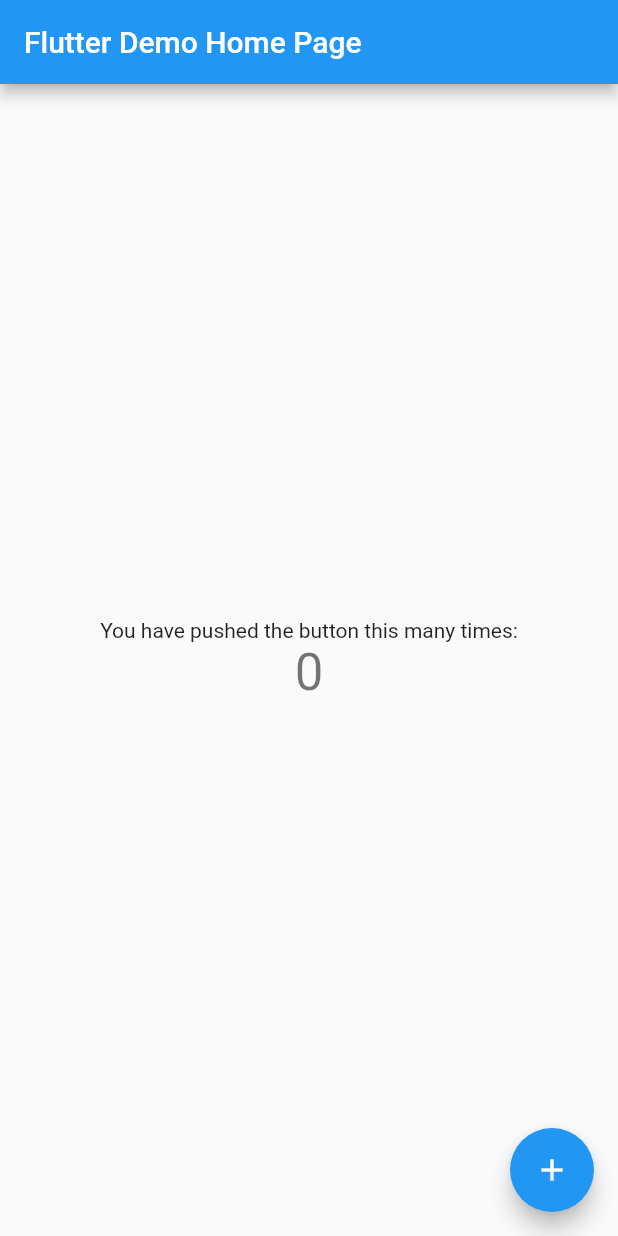
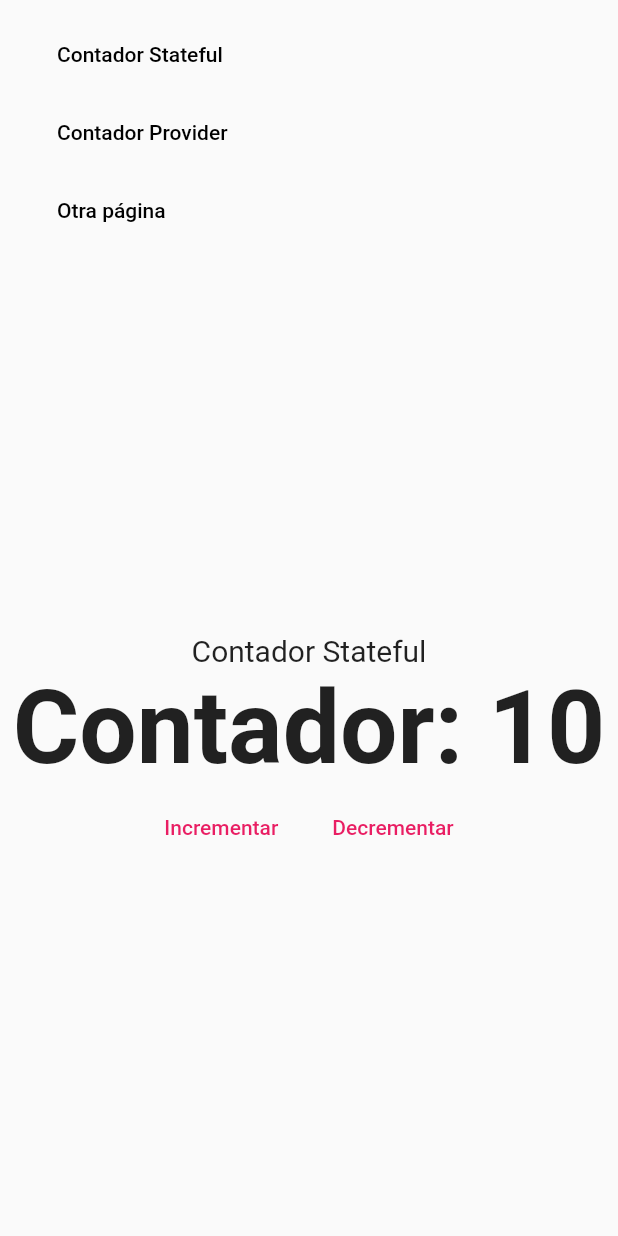
Before and after one commit to NicolasSebastianEstigarribia/FlutterWEB, a Flutter app: the screen it shows after launch, on a phone screen of 412 x 824 dp. Run offline on Flutter 3.47's test engine with Material 2 defaults, Android fonts, the phone set to English and light mode, and no system bars; our stand-ins replace get_it.

Commit message:
Add Navigation / 404 Page

```diff
--- /dev/null
+++ b/lib/locator.dart
@@ -0,0 +1,9 @@
+import 'package:get_it/get_it.dart';
+import 'package:flutter_web/services/navigation_service.dart';
+
+GetIt locator = GetIt.instance;
+
+
+void setupLocator() {
+  locator.registerLazySingleton(() => NavigationService());
+}
--- a/lib/main.dart
+++ b/lib/main.dart
@@ -1,115 +1,28 @@
+import 'package:flutter_web/locator.dart';
 import 'package:flutter/material.dart';
+import 'package:flutter_web/router/route_generator.dart';
+import 'package:flutter_web/ui/layout/main_layout_page.dart';
 
+import 'package:flutter_web/services/navigation_service.dart';
 void main() {
-  runApp(const MyApp());
+  setupLocator();
+  runApp(MyApp());
 }
 
 class MyApp extends StatelessWidget {
-  const MyApp({Key? key}) : super(key: key);
-
-  // This widget is the root of your application.
   @override
   Widget build(BuildContext context) {
     return MaterialApp(
-      title: 'Flutter Demo',
-      theme: ThemeData(
-        // This is the theme of your application.
-        //
-        // Try running your application with "flutter run". You'll see the
-        // application has a blue toolbar. Then, without quitting the app, try
-        // changing the primarySwatch below to Colors.green and then invoke
-        // "hot reload" (press "r" in the console where you ran "flutter run",
-        // or simply save your changes to "hot reload" in a Flutter IDE).
-        // Notice that the counter didn't reset back to zero; the application
-        // is not restarted.
-        primarySwatch: Colors.blue,
-      ),
-      home: const MyHomePage(title: 'Flutter Demo Home Page'),
+      debugShowCheckedModeBanner: false,
+      title: 'RutasApp',
+      initialRoute: '/stateful',
+      onGenerateRoute: RouteGenerator.generateRoute,
+      navigatorKey: locator<NavigationService>().navigatorKey,
+      builder: ( _, child ) {
+        return MainLayoutPage(
+          child: child ?? Container(),
+        );
+      },
     );
   }
 }
-
-class MyHomePage extends StatefulWidget {
-  const MyHomePage({Key? key, required this.title}) : super(key: key);
-
-  // This widget is the home page of your application. It is stateful, meaning
-  // that it has a State object (defined below) that contains fields that affect
-  // how it looks.
-
-  // This class is the configuration for the state. It holds the values (in this
-  // case the title) provided by the parent (in this case the App widget) and
-  // used by the build method of the State. Fields in a Widget subclass are
-  // always marked "final".
-
-  final String title;
-
-  @override
-  State<MyHomePage> createState() => _MyHomePageState();
-}
-
-class _MyHomePageState extends State<MyHomePage> {
-  int _counter = 0;
-
-  void _incrementCounter() {
-    setState(() {
-      // This call to setState tells the Flutter framework that something has
-      // changed in this State, which causes it to rerun the build method below
-      // so that the display can reflect the updated values. If we changed
-      // _counter without calling setState(), then the build method would not be
-      // called again, and so nothing would appear to happen.
-      _counter++;
-    });
-  }
-
-  @override
-  Widget build(BuildContext context) {
-    // This method is rerun every time setState is called, for instance as done
-    // by the _incrementCounter method above.
-    //
-    // The Flutter framework has been optimized to make rerunning build methods
-    // fast, so that you can just rebuild anything that needs updating rather
-    // than having to individually change instances of widgets.
-    return Scaffold(
-      appBar: AppBar(
-        // Here we take the value from the MyHomePage object that was created by
-        // the App.build method, and use it to set our appbar title.
-        title: Text(widget.title),
-      ),
-      body: Center(
-        // Center is a layout widget. It takes a single child and positions it
-        // in the middle of the parent.
-        child: Column(
-          // Column is also a layout widget. It takes a list of children and
-          // arranges them vertically. By default, it sizes itself to fit its
-          // children horizontally, and tries to be as tall as its parent.
-          //
-          // Invoke "debug painting" (press "p" in the console, choose the
-          // "Toggle Debug Paint" action from the Flutter Inspector in Android
-          // Studio, or the "Toggle Debug Paint" command in Visual Studio Code)
-          // to see the wireframe for each widget.
-          //
-          // Column has various properties to control how it sizes itself and
-          // how it positions its children. Here we use mainAxisAlignment to
-          // center the children vertically; the main axis here is the vertical
-          // axis because Columns are vertical (the cross axis would be
-          // horizontal).
-          mainAxisAlignment: MainAxisAlignment.center,
-          children: <Widget>[
-            const Text(
-              'You have pushed the button this many times:',
-            ),
-            Text(
-              '$_counter',
-              style: Theme.of(context).textTheme.headline4,
-            ),
-          ],
-        ),
-      ),
-      floatingActionButton: FloatingActionButton(
-        onPressed: _incrementCounter,
-        tooltip: 'Increment',
-        child: const Icon(Icons.add),
-      ), // This trailing comma makes auto-formatting nicer for build methods.
-    );
-  }
-}
--- /dev/null
+++ b/lib/router/route_generator.dart
@@ -0,0 +1,46 @@
+import 'package:flutter/cupertino.dart';
+
+import 'package:flutter_web/ui/views/counter_provider_view.dart';
+import 'package:flutter_web/ui/views/counter_view.dart';
+import 'package:flutter_web/ui/views/view_404.dart';
+
+import 'package:flutter/foundation.dart' show kIsWeb;
+
+
+
+class RouteGenerator {
+
+  static Route<dynamic> generateRoute( RouteSettings settings ) {
+
+    switch( settings.name ) {
+
+      case '/stateful':
+        return _fadeRoute( CounterView(), '/stateful' );
+
+      case '/provider':
+        return _fadeRoute( CounterProviderView(), '/provider' );
+
+      default:
+        return _fadeRoute( View404(), '/404' );
+    }
+  }
+
+  static PageRoute _fadeRoute( Widget child, String routeName ) {
+
+
+    return PageRouteBuilder(
+      settings: RouteSettings(name:  routeName ),
+      pageBuilder: ( _, __, ___ ) => child,
+      transitionDuration: Duration( milliseconds: 200 ),
+      transitionsBuilder: ( _, animation, __, ___ ) =>
+        (kIsWeb)
+        ? FadeTransition(
+            opacity: animation,
+            child: child,
+          )
+        : CupertinoPageTransition(primaryRouteAnimation: animation, secondaryRouteAnimation: __, child: child, linearTransition: true)
+    );
+
+  }
+
+}
--- /dev/null
+++ b/lib/services/navigation_service.dart
@@ -0,0 +1,16 @@
+import 'package:flutter/material.dart';
+
+
+class NavigationService {
+
+  final GlobalKey<NavigatorState> navigatorKey = GlobalKey<NavigatorState>();
+
+  Future navigateTo( String routeName ) {
+    return navigatorKey.currentState!.pushNamed( routeName );
+  }
+
+  void goBack( String routeName ) {
+    return navigatorKey.currentState!.pop();
+  }
+
+}
--- /dev/null
+++ b/lib/ui/layout/main_layout_page.dart
@@ -0,0 +1,28 @@
+import 'package:flutter_web/ui/shared/custom_app_menu.dart';
+import 'package:flutter/material.dart';
+
+class MainLayoutPage extends StatelessWidget {
+
+  final Widget child;
+
+  const MainLayoutPage({
+    Key? key,
+    required this.child
+  }) : super(key: key);
+
+  @override
+  Widget build(BuildContext context) {
+    return Scaffold(
+      body: Center(
+        child: Column(
+          children: [
+            CustomAppMenu(),
+            Spacer(),
+            Expanded(child: child),
+            Spacer(),
+          ],
+        ),
+      ),
+    );
+  }
+}
--- /dev/null
+++ b/lib/ui/shared/custom_app_menu.dart
@@ -0,0 +1,92 @@
+import 'package:flutter_web/services/navigation_service.dart';
+import 'package:flutter_web/ui/shared/custom_flat_button.dart';
+import 'package:flutter/material.dart';
+
+import '../../locator.dart';
+
+class CustomAppMenu extends StatelessWidget {
+  @override
+  Widget build(BuildContext context) {
+
+    return LayoutBuilder(
+      builder: ( _ , constraints ) =>
+        ( constraints.maxWidth > 520 )
+                ? _TableDesktopMenu()
+                : _MobileMenu()
+    );
+
+  }
+}
+
+class _TableDesktopMenu extends StatelessWidget {
+
+  @override
+  Widget build(BuildContext context) {
+    return Container(
+      padding: EdgeInsets.symmetric( horizontal: 20, vertical: 10 ),
+      width: double.infinity,
+      child: Row(
+        children: [
+          CustomFlatButton(
+            text: 'Contador Stateful',
+            // onPressed: () => Navigator.pushNamed(context, '/stateful'),
+            onPressed: () => locator<NavigationService>().navigateTo('/stateful'),
+            color: Colors.black,
+          ),
+
+          SizedBox( width: 10 ),
+          CustomFlatButton(
+            text: 'Contador Provider',
+            onPressed: () => locator<NavigationService>().navigateTo('/provider'),
+            color: Colors.black,
+          ),
+
+          SizedBox( width: 10 ),
+          CustomFlatButton(
+            text: 'Otra página',
+            onPressed: () => locator<NavigationService>().navigateTo('/abc123'),
+            color: Colors.black,
+          ),
+        ],
+      ),
+    );
+  }
+}
+
+
+
+class _MobileMenu extends StatelessWidget {
+
+  @override
+  Widget build(BuildContext context) {
+    return Container(
+      padding: EdgeInsets.symmetric( horizontal: 20, vertical: 10 ),
+      width: double.infinity,
+      child: Column(
+        crossAxisAlignment: CrossAxisAlignment.start,
+        children: [
+          CustomFlatButton(
+            text: 'Contador Stateful',
+            // onPressed: () => Navigator.pushNamed(context, '/stateful'),
+            onPressed: () => locator<NavigationService>().navigateTo('/stateful'),
+            color: Colors.black,
+          ),
+
+          SizedBox( width: 10 ),
+          CustomFlatButton(
+            text: 'Contador Provider',
+            onPressed: () => locator<NavigationService>().navigateTo('/provider'),
+            color: Colors.black,
+          ),
+
+          SizedBox( width: 10 ),
+          CustomFlatButton(
+            text: 'Otra página',
+            onPressed: () => locator<NavigationService>().navigateTo('/abc123'),
+            color: Colors.black,
+          ),
+        ],
+      ),
+    );
+  }
+}
--- /dev/null
+++ b/lib/ui/shared/custom_flat_button.dart
@@ -0,0 +1,29 @@
+import 'package:flutter/material.dart';
+
+class CustomFlatButton extends StatelessWidget {
+
+  final String text;
+  final Color color;
+  final Function onPressed;
+
+  const CustomFlatButton({
+    Key? key,
+    required this.text,
+    required this.onPressed,
+    this.color = Colors.pink,
+  }) : super(key: key);
+
+  @override
+  Widget build(BuildContext context) {
+    return TextButton(
+      style: TextButton.styleFrom(
+        primary: color
+      ),
+      onPressed: () => onPressed(),
+      child: Padding(
+        padding: const EdgeInsets.all(10.0),
+        child: Text( text ),
+      )
+    );
+  }
+}
--- /dev/null
+++ b/lib/ui/views/counter_view.dart
@@ -0,0 +1,51 @@
+import 'package:flutter/material.dart';
+import 'package:flutter_web/ui/shared/custom_flat_button.dart';
+
+
+class CounterView extends StatefulWidget {
+  @override
+  _CounterViewState createState() => _CounterViewState();
+}
+
+class _CounterViewState extends State<CounterView> {
+
+  int counter = 10;
+
+  @override
+  Widget build(BuildContext context) {
+    return Column(
+      mainAxisAlignment: MainAxisAlignment.center,
+      children: [
+
+        Text('Contador Stateful', style: TextStyle( fontSize: 20 )),
+
+        FittedBox(
+          fit: BoxFit.contain,
+          child: Padding(
+            padding: const EdgeInsets.symmetric(horizontal: 10),
+            child: Text(
+              'Contador: $counter',
+              style: TextStyle( fontSize: 80, fontWeight: FontWeight.bold),
+            ),
+          ),
+        ),
+
+        Row(
+          mainAxisAlignment: MainAxisAlignment.center,
+          children: [
+            CustomFlatButton(
+              text: 'Incrementar',
+              onPressed: () => setState(() => counter ++ )
+            ),
+
+            CustomFlatButton(
+              text: 'Decrementar',
+              onPressed: () => setState(() => counter -- )
+            ),
+
+          ],
+        ),
+      ],
+    );
+  }
+}
```
Also changed, not shown: lib/providers/counter_provider.dart (added, +19 -0 lines), lib/ui/pages/counter_page.dart (added, +60 -0 lines), lib/ui/pages/counter_provider_page.dart (added, +71 -0 lines), lib/ui/pages/page_404.dart (added, +25 -0 lines), lib/ui/views/counter_provider_view.dart (added, +63 -0 lines), lib/ui/views/view_404.dart (added, +23 -0 lines), pubspec.yaml (+4 -24 lines), pubspec.lock, 1 other file.
